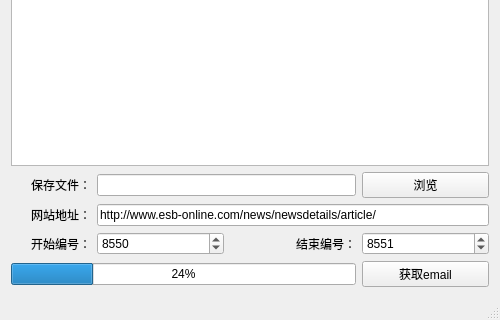
Ronvlove/ESBMail, file mainwindow.ui: the form before one commit; both pictures show x 0 to 500 and y 280 to 600 of the 500 by 600 pixel window.
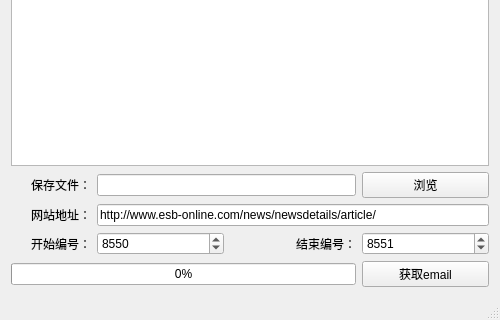
The form after the commit.

Commit message: 完善进度条显示。

```diff
--- a/mainwindow.ui
+++ b/mainwindow.ui
@@ -28,7 +28,7 @@
     <item row="5" column="0" colspan="3">
      <widget class="QProgressBar" name="progressBar">
       <property name="value">
-       <number>24</number>
+       <number>0</number>
       </property>
       <property name="alignment">
        <set>Qt::AlignCenter</set>
```
Left out of the diff: 2 changed lines with no effect on the pictures. The commit also changes 2 other files.
